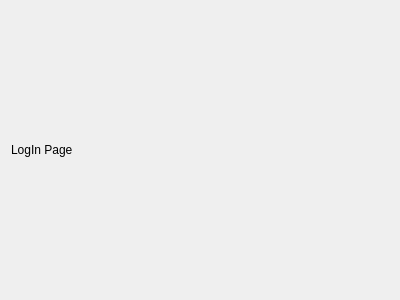
Before: the Qt Designer form client/loginpage.ui in triplq/server-test, drawn with Qt 5.
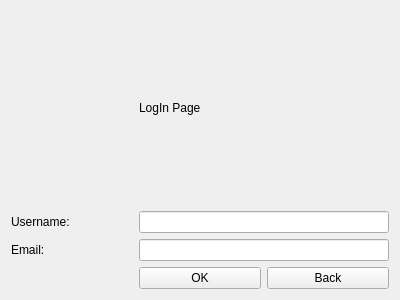
After: the same form once the commit is applied.

The edit to the form file:
```diff
--- a/client/loginpage.ui
+++ b/client/loginpage.ui
@@ -14,13 +14,47 @@
    <string>Form</string>
   </property>
   <layout class="QGridLayout" name="gridLayout">
-   <item row="0" column="0">
+   <item row="2" column="0">
+    <widget class="QLabel" name="usernameLabel">
+     <property name="text">
+      <string>Username:</string>
+     </property>
+    </widget>
+   </item>
+   <item row="4" column="0">
+    <widget class="QLabel" name="emailLabel">
+     <property name="text">
+      <string>Email:</string>
+     </property>
+    </widget>
+   </item>
+   <item row="0" column="1">
     <widget class="QLabel" name="label">
      <property name="text">
       <string>LogIn Page</string>
      </property>
     </widget>
    </item>
+   <item row="5" column="1">
+    <widget class="QPushButton" name="okButton">
+     <property name="text">
+      <string>OK</string>
+     </property>
+    </widget>
+   </item>
+   <item row="5" column="2">
+    <widget class="QPushButton" name="backButton">
+     <property name="text">
+      <string>Back</string>
+     </property>
+    </widget>
+   </item>
+   <item row="4" column="1" colspan="2">
+    <widget class="QLineEdit" name="emailEdit"/>
+   </item>
+   <item row="2" column="1" colspan="2">
+    <widget class="QLineEdit" name="usernameEdit"/>
+   </item>
   </layout>
  </widget>
  <resources/>
```
